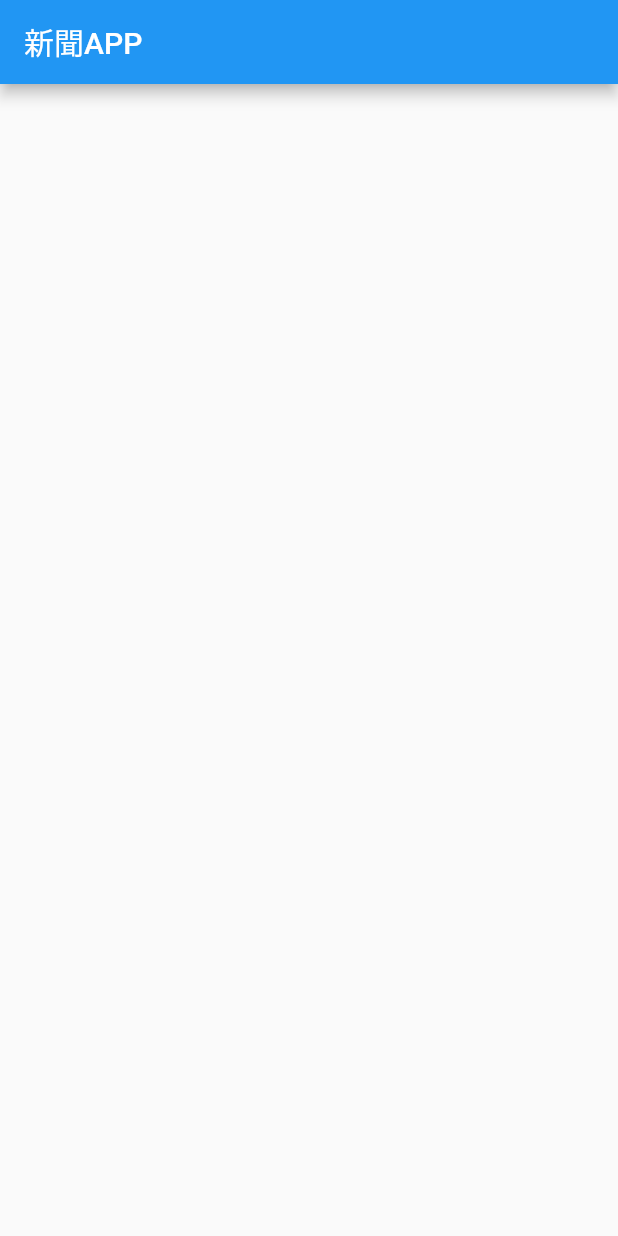
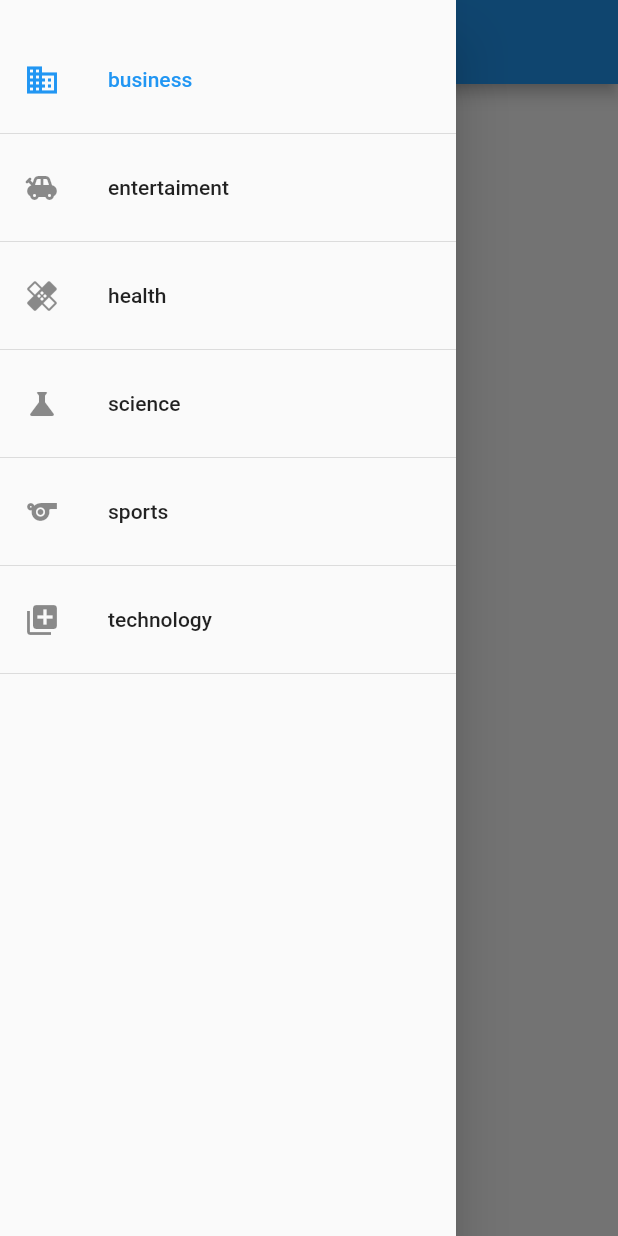
Before and after one commit to hsiaomingcheng/flutter_news_app, a Flutter app: the screen it shows after launch, with the side drawer open (before the commit the screen has no drawer), on a phone screen of 412 x 824 dp. Run offline on Flutter 3.47's test engine with Material 2 defaults, Android fonts, the phone set to English and light mode, and no system bars; our stand-ins replace dio; network calls fail.

Commit message:
[feature] add left drawer, add plugin webview_flutter

```diff
--- a/lib/screens/home/components/body.dart
+++ b/lib/screens/home/components/body.dart
@@ -1,5 +1,4 @@
 import 'package:flutter/material.dart';
-import 'dart:convert'; //翻譯JSON用
 import 'package:dio/dio.dart'; //call api用
 
 import 'news_card.dart';
@@ -16,7 +15,6 @@ class _BodyComponentState extends State<BodyComponent> {
 
   @override
   void initState() {
-    // TODO: implement initState
     super.initState();
     this._getNewsData();
   }
--- a/lib/screens/home/components/news_card.dart
+++ b/lib/screens/home/components/news_card.dart
@@ -13,7 +13,7 @@ class NewsCard extends StatelessWidget {
   @override
   Widget build(BuildContext context) {
     return Container(
-      padding: EdgeInsets.fromLTRB(20, 0, 20, 0),
+      padding: EdgeInsets.fromLTRB(20, 20, 20, 0),
       child: Column(
         crossAxisAlignment: CrossAxisAlignment.start,
         children: [
--- a/lib/screens/home/home_screen.dart
+++ b/lib/screens/home/home_screen.dart
@@ -11,6 +11,43 @@ class HomeScreen extends StatelessWidget {
         title: Text('新聞APP'),
       ),
       body: BodyComponent(),
+      drawer: Drawer(
+        child: Column(
+          children: [
+            SizedBox(height: 25,),
+            ListTile(
+              leading: Icon(Icons.business, color: Colors.blue,),
+              title: Text('business', style: TextStyle(color: Colors.blue,),),
+            ),
+            Divider(),
+            ListTile(
+              leading: Icon(Icons.toys),
+              title: Text('entertaiment'),
+            ),
+            Divider(),
+            ListTile(
+              leading: Icon(Icons.healing),
+              title: Text('health'),
+            ),
+            Divider(),
+            ListTile(
+              leading: Icon(Icons.science),
+              title: Text('science'),
+            ),
+            Divider(),
+            ListTile(
+              leading: Icon(Icons.sports),
+              title: Text('sports'),
+            ),
+            Divider(),
+            ListTile(
+              leading: Icon(Icons.library_add),
+              title: Text('technology'),
+            ),
+            Divider(),
+          ],
+        ),
+      ),
     );
   }
 }
--- a/pubspec.yaml
+++ b/pubspec.yaml
@@ -24,6 +24,7 @@ dependencies:
   flutter:
     sdk: flutter
   dio: ^3.0.10
+  webview_flutter: ^1.0.7
 
 
   # The following adds the Cupertino Icons font to your application.
```
Also changed, not shown: pubspec.lock, 3 other files.
